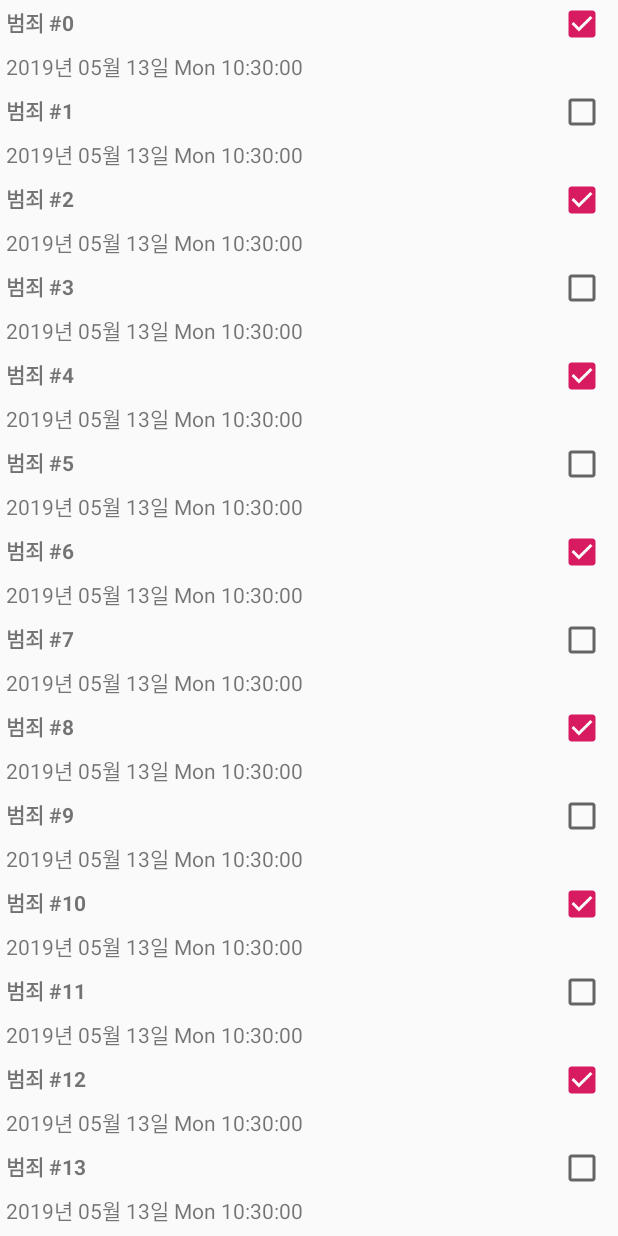
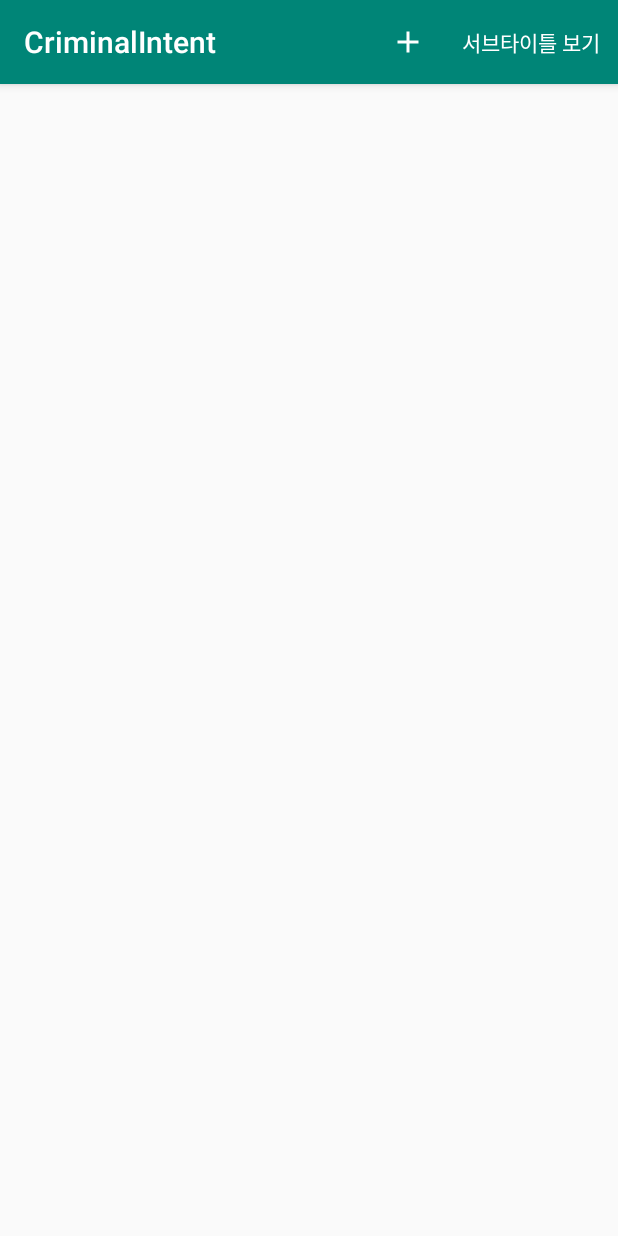
Before and after one commit to android-bignerdranch-2nd/CrimeIntent, an Android app: the screen it shows after launch (CrimeListActivity), on a phone screen of 412 x 824 dp. Run offline under Robolectric (Android 15) with nearby library versions, the phone set to English and light mode, and no system bars.

Commit message:
Chapter 13. Toolbar

```diff
--- a/app/src/main/AndroidManifest.xml
+++ b/app/src/main/AndroidManifest.xml
@@ -18,7 +18,8 @@
         </activity>
 
 
-        <activity android:name=".CrimePagerActivity">
+        <activity android:name=".CrimePagerActivity"
+            android:parentActivityName=".CrimeListActivity">
 
         </activity>
     </application>
--- a/app/src/main/java/com/bignerdranch/android/criminalintent/CrimeLab.java
+++ b/app/src/main/java/com/bignerdranch/android/criminalintent/CrimeLab.java
@@ -23,13 +23,17 @@ public class CrimeLab {
     private CrimeLab(Context context) {
         mCrimes = new ArrayList<>();
 
-        for (int i = 0; i < 100; i++) {
-            Crime crime = new Crime();
-            crime.setTitle("범죄 #" + i);
-            crime.setSolved(i % 2 == 0);
-            mCrimes.add(crime);
-        }
+//        for (int i = 0; i < 100; i++) {
+//            Crime crime = new Crime();
+//            crime.setTitle("범죄 #" + i);
+//            crime.setSolved(i % 2 == 0);
+//            mCrimes.add(crime);
+//        }
 
+    }
+
+    public void addCrime(Crime c) {
+        mCrimes.add(c);
     }
 
     public List<Crime> getCrimes() {
--- a/app/src/main/java/com/bignerdranch/android/criminalintent/CrimeListFragment.java
+++ b/app/src/main/java/com/bignerdranch/android/criminalintent/CrimeListFragment.java
@@ -5,9 +5,13 @@ import android.os.Bundle;
 import android.support.annotation.NonNull;
 import android.support.annotation.Nullable;
 import android.support.v4.app.Fragment;
+import android.support.v7.app.AppCompatActivity;
 import android.support.v7.widget.LinearLayoutManager;
 import android.support.v7.widget.RecyclerView;
 import android.view.LayoutInflater;
+import android.view.Menu;
+import android.view.MenuInflater;
+import android.view.MenuItem;
 import android.view.View;
 import android.view.ViewGroup;
 import android.widget.CheckBox;
@@ -18,6 +22,8 @@ import java.text.SimpleDateFormat;
 import java.util.List;
 
 public class CrimeListFragment extends Fragment {
+
+    private static final String SAVED_SUBTITLE_VISIBLE = "subtitle";
 
     private static final int REQUEST_CRIME = 1;
     private int mSelectedPosition = 0;
@@ -87,6 +93,7 @@ public class CrimeListFragment extends Fragment {
 
     private RecyclerView mCrimeRecyclerView;
     private CrimeAdapter mAdapter;
+    private boolean mSubtitleVisible;
 
     @Nullable
     @Override
@@ -95,6 +102,9 @@ public class CrimeListFragment extends Fragment {
         mCrimeRecyclerView = (RecyclerView) view.findViewById(R.id.crime_recycler_view);
         mCrimeRecyclerView.setLayoutManager(new LinearLayoutManager(getActivity()));
 
+        if (savedInstanceState != null) {
+            mSubtitleVisible = savedInstanceState.getBoolean(SAVED_SUBTITLE_VISIBLE);
+        }
         updateUI();
 
         return view;
@@ -115,6 +125,66 @@ public class CrimeListFragment extends Fragment {
         }
     }
 
+    @Override
+    public void onCreate(@Nullable Bundle savedInstanceState) {
+        super.onCreate(savedInstanceState);
+        setHasOptionsMenu(true);
+    }
+
+    @Override
+    public void onCreateOptionsMenu(Menu menu, MenuInflater inflater) {
+        super.onCreateOptionsMenu(menu, inflater);
+        inflater.inflate(R.menu.fragment_crime_list, menu);
+
+        MenuItem subtitleItem = menu.findItem(R.id.menu_item_show_subtitle);
+        if (mSubtitleVisible) {
+            subtitleItem.setTitle(R.string.hide_subtitle);
+        } else {
+            subtitleItem.setTitle(R.string.show_subtitle);
+        }
+    }
+
+    @Override
+    public boolean onOptionsItemSelected(MenuItem item) {
+        switch (item.getItemId()) {
+            case R.id.menu_item_new_crime:
+                Crime crime = new Crime();
+                CrimeLab.get(getActivity()).addCrime(crime);
+                Intent intent = CrimePagerActivity.newIntent(getActivity(), crime.getId());
+                startActivity(intent);
+                return true;
+
+            case R.id.menu_item_show_subtitle:
+                mSubtitleVisible = !mSubtitleVisible;
+                getActivity().invalidateOptionsMenu();
+                updateSubtitle();
+                return true;
+
+            default:
+                return super.onOptionsItemSelected(item);
+        }
+    }
+
+    @Override
+    public void onSaveInstanceState(@NonNull Bundle outState) {
+        super.onSaveInstanceState(outState);
+        outState.putBoolean(SAVED_SUBTITLE_VISIBLE, mSubtitleVisible);
+    }
+
+    private void updateSubtitle() {
+        CrimeLab crimeLab = CrimeLab.get(getActivity());
+        int crimeCount = crimeLab.getCrimes().size();
+        String subtitle = getString(R.string.subtitle_format, crimeCount);
+
+        if (!mSubtitleVisible) {
+            subtitle = null;
+        }
+
+        AppCompatActivity activity = (AppCompatActivity) getActivity();
+        activity.getSupportActionBar().setSubtitle(subtitle);
+
+    }
+
     private void updateUI() {
         CrimeLab cirmeLab = CrimeLab.get(getActivity());
         List<Crime> crimes = cirmeLab.getCrimes();
@@ -126,6 +196,7 @@ public class CrimeListFragment extends Fragment {
             mAdapter.notifyItemChanged(mSelectedPosition);
         }
 
+        updateSubtitle();
 
     }
 
--- a/app/src/main/java/com/bignerdranch/android/criminalintent/CrimePagerActivity.java
+++ b/app/src/main/java/com/bignerdranch/android/criminalintent/CrimePagerActivity.java
@@ -5,15 +5,15 @@ import android.content.Intent;
 import android.os.Bundle;
 import android.support.annotation.Nullable;
 import android.support.v4.app.Fragment;
-import android.support.v4.app.FragmentActivity;
 import android.support.v4.app.FragmentManager;
 import android.support.v4.app.FragmentStatePagerAdapter;
 import android.support.v4.view.ViewPager;
+import android.support.v7.app.AppCompatActivity;
 
 import java.util.List;
 import java.util.UUID;
 
-public class CrimePagerActivity extends FragmentActivity {
+public class CrimePagerActivity extends AppCompatActivity {
 
     private static final String EXTRA_CRIME_ID = "com.bignerdranch.android.criminalintent.crime_id";
 
--- a/app/src/main/java/com/bignerdranch/android/criminalintent/SingleFragmentActivity.java
+++ b/app/src/main/java/com/bignerdranch/android/criminalintent/SingleFragmentActivity.java
@@ -2,10 +2,10 @@ package com.bignerdranch.android.criminalintent;
 
 import android.os.Bundle;
 import android.support.v4.app.Fragment;
-import android.support.v4.app.FragmentActivity;
 import android.support.v4.app.FragmentManager;
+import android.support.v7.app.AppCompatActivity;
 
-public abstract class SingleFragmentActivity extends FragmentActivity {
+public abstract class SingleFragmentActivity extends AppCompatActivity {
 
     protected abstract Fragment createFragment();
 
--- /dev/null
+++ b/app/src/main/res/drawable-anydpi/ic_menu_add.xml
@@ -0,0 +1,10 @@
+<vector xmlns:android="http://schemas.android.com/apk/res/android"
+    android:width="24dp"
+    android:height="24dp"
+    android:viewportWidth="24"
+    android:viewportHeight="24"
+    android:tint="#FFFFFF">
+    <path
+        android:fillColor="#FF000000"
+        android:pathData="M19,13h-6v6h-2v-6H5v-2h6V5h2v6h6v2z"/>
+</vector>
--- /dev/null
+++ b/app/src/main/res/menu/fragment_crime_list.xml
@@ -0,0 +1,20 @@
+<?xml version="1.0" encoding="utf-8"?>
+<menu xmlns:android="http://schemas.android.com/apk/res/android"
+    xmlns:app="http://schemas.android.com/apk/res-auto">
+
+    <item
+        android:id="@+id/menu_item_new_crime"
+        android:icon="@drawable/ic_menu_add"
+        android:title="@string/new_crime"
+        app:showAsAction="ifRoom|withText"
+        />
+
+    <item
+        android:id="@+id/menu_item_show_subtitle"
+        android:title="@string/show_subtitle"
+        app:showAsAction="ifRoom"
+        />
+
+
+
+</menu>
--- a/app/src/main/res/values/strings.xml
+++ b/app/src/main/res/values/strings.xml
@@ -11,4 +11,9 @@
 
     <string name="date_picker_title">범죄 발생일자 : </string>
 
+    <string name="new_crime">새로운 범죄</string>
+    <string name="show_subtitle">서브타이틀 보기</string>
+    <string name="hide_subtitle">서비타이틀 감추기</string>
+    <string name="subtitle_format">%1$s 건</string>
+
 </resources>
```
Also changed, not shown: app/src/main/res/drawable-hdpi/ic_menu_add.png (added), app/src/main/res/drawable-mdpi/ic_menu_add.png (added), app/src/main/res/drawable-xhdpi/ic_menu_add.png (added), app/src/main/res/drawable-xxhdpi/ic_menu_add.png (added).
